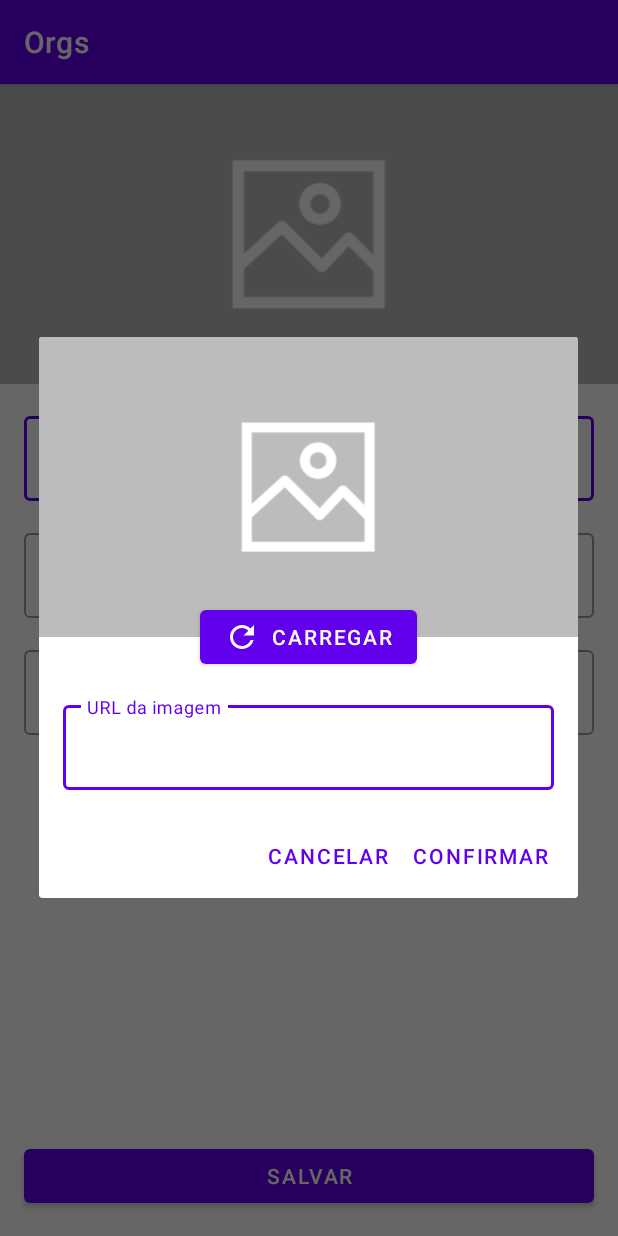
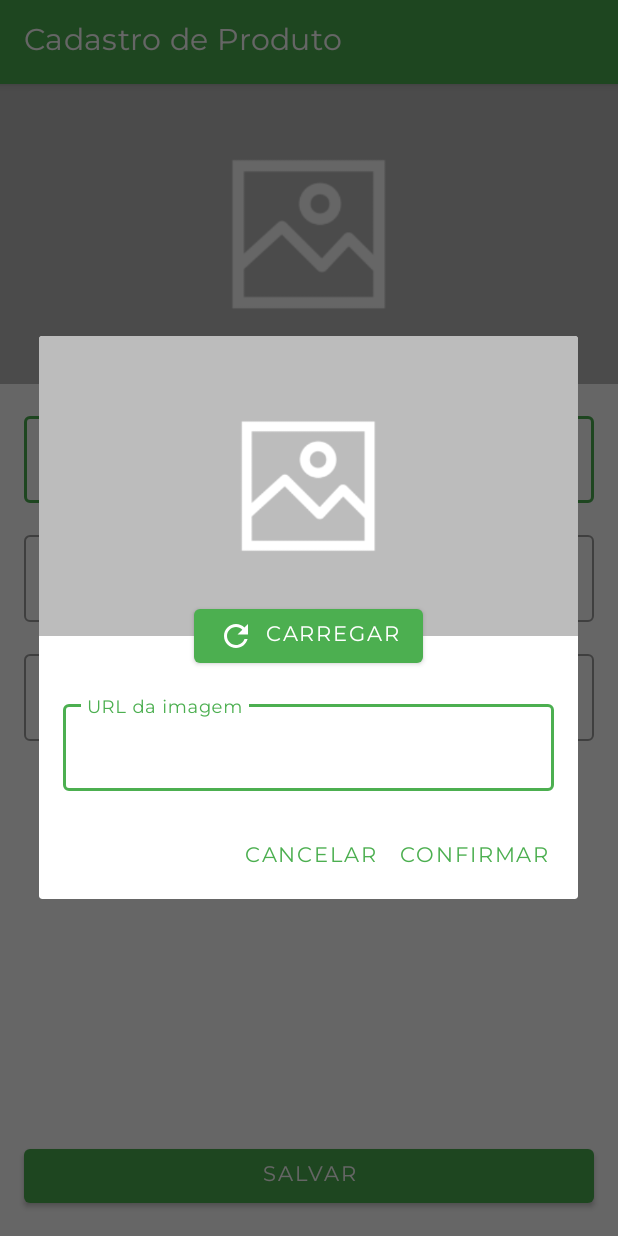
Before and after one commit to JoaoLucasKnight/Android_Fundament, an Android app: the FormProdutosActivity screen opened directly, with no data from a screen before it, after a tap on an icon or button, on a phone screen of 412 x 824 dp. Run offline under Robolectric (Android 15) with nearby library versions, the phone set to English and light mode, and no system bars.

Commit message:
Refatorando e finalizando

```diff
--- a/app/src/main/java/br/com/alura/orgs/dao/ProdutoDAO.kt
+++ b/app/src/main/java/br/com/alura/orgs/dao/ProdutoDAO.kt
@@ -18,7 +18,8 @@ class ProdutoDAO {
             Produto(
                 nome = "Cesta De frutas",
                 descricao = "Laranja, limão e Abacaxi",
-                valor = BigDecimal("14.09")
+                valor = BigDecimal("14.09"),
+                img = "https://images.pexels.com/photos/1132047/pexels-photo-1132047.jpeg"
             )
         )
     }
--- /dev/null
+++ b/app/src/main/java/br/com/alura/orgs/extesions/ImageViewExtensions.kt
@@ -0,0 +1,19 @@
+package br.com.alura.orgs.extesions
+
+import android.widget.ImageView
+import br.com.alura.orgs.R
+import coil.load
+
+fun ImageView.carrega(url: String) {
+    load(url) {
+        placeholder(R.drawable.placeholder)
+        error(R.drawable.erro)
+    }
+}
+
+fun ImageView.carrega(drawableIdRes: Int) {
+    load(drawable) {
+        placeholder(R.drawable.placeholder)
+        error(R.drawable.erro)
+    }
+}
--- a/app/src/main/java/br/com/alura/orgs/ui/activity/FormProdutosActivity.kt
+++ b/app/src/main/java/br/com/alura/orgs/ui/activity/FormProdutosActivity.kt
@@ -7,6 +7,8 @@ import br.com.alura.orgs.R
 import br.com.alura.orgs.dao.ProdutoDAO
 import br.com.alura.orgs.databinding.ActivityFormProdutosBinding
 import br.com.alura.orgs.databinding.FormImagemBinding
+import br.com.alura.orgs.ui.dialog.FormImgDialog
+import br.com.alura.orgs.extesions.carrega
 import br.com.alura.orgs.model.Produto
 import coil.load
 import java.math.BigDecimal
@@ -17,36 +19,23 @@ class FormProdutosActivity : AppCompatActivity(R.layout.activity_form_produtos)
         ActivityFormProdutosBinding.inflate(layoutInflater)
     }
 
-    private var url: String? = null
+    private var url: String = ""
     override fun onCreate(savedInstanceState: Bundle?) {
         super.onCreate(savedInstanceState)
         setContentView(binding.root)
+        title= "Cadastro de Produto"
 
         binding.imgProduto.setOnClickListener{
-            val bindingImg = FormImagemBinding.inflate(layoutInflater)
 
-            bindingImg.FormImgBtt.setOnClickListener{
-                url = bindingImg.FormImgUrl.text.toString()
-                bindingImg.FormImgImg.load(url)
+            FormImgDialog(this).mostra(url) {
+                url = it
+                binding.imgProduto.carrega(it)
             }
-
-            AlertDialog.Builder(this@FormProdutosActivity)
-                .setView(bindingImg.root)
-                .setPositiveButton("Confirmar"){_,_ ->
-                    binding.imgProduto.load(url)
-                }
-                .setNegativeButton("Cancelar"){_,_ ->
-                    binding.imgProduto
-                }
-                .show()
         }
         configBttSalvar()
     }
 
     private fun configBttSalvar() {
-        // Passa a lista no click chama a criaProduto()
-        // salva e volta
-
         val dao = ProdutoDAO()
          binding.bttSalvar.setOnClickListener{
             dao.adicionar(criaProduto())
@@ -58,7 +47,12 @@ class FormProdutosActivity : AppCompatActivity(R.layout.activity_form_produtos)
         val nome = binding.InputTextName.text.toString()
         val desc = binding.InputTextDescricao.text.toString()
         val valorText = binding.InputTextValor.text.toString()
-        val valor = BigDecimal(valorText)
+        val valor = if (valorText.isBlank()){
+            BigDecimal.ZERO
+        }else{
+            BigDecimal(valorText)
+        }
+
         // cria
         return Produto(
             nome = nome,
--- /dev/null
+++ b/app/src/main/java/br/com/alura/orgs/ui/dialog/FormImgDialog.kt
@@ -0,0 +1,39 @@
+package br.com.alura.orgs.ui.dialog
+
+import android.content.Context
+import android.view.LayoutInflater
+import androidx.appcompat.app.AlertDialog
+import br.com.alura.orgs.R
+import br.com.alura.orgs.databinding.FormImagemBinding
+import br.com.alura.orgs.extesions.carrega
+
+class FormImgDialog (private val context: Context) {
+
+    fun mostra(urlPadrao: String = "", quandoConfirma: (url: String) -> Unit) {
+        FormImagemBinding.inflate(LayoutInflater.from(context)).apply {
+            // this = FormImgBindind esta oculto
+            if(urlPadrao.isBlank()) {
+                FormImgImg.carrega(R.drawable.citricas)
+            } else {
+                FormImgImg.carrega(urlPadrao)
+            }
+
+            FormImgBtt.setOnClickListener {
+                val url = FormImgUrl.text.toString()
+                FormImgImg.carrega(url)
+            }
+
+            AlertDialog.Builder(context)
+                .setView(root)
+                .setPositiveButton(
+                    "confirmar"
+                ) { _, _ ->
+                    val url = FormImgUrl.text.toString()
+                    quandoConfirma(url)
+                }
+                .setNegativeButton("cancelar") { _, _ -> }
+                .show()
+        }
+    }
+
+}
--- a/app/src/main/java/br/com/alura/orgs/ui/recyclerview/adpter/ListProdutosAdpater.kt
+++ b/app/src/main/java/br/com/alura/orgs/ui/recyclerview/adpter/ListProdutosAdpater.kt
@@ -40,11 +40,6 @@ class ListProdutosAdpater(
                 .getCurrencyInstance(Locale("pt", "br"))
                 .format(produto.valor)
 
-            val vise = if (produto.img == null){
-                View.VISIBLE
-            }else{
-                View.GONE
-            }
 
             val valor = binding.valor
             valor.text = valorFormatado
--- a/app/src/main/res/values/colors.xml
+++ b/app/src/main/res/values/colors.xml
@@ -8,4 +8,13 @@
     <color name="teal_700">#FF018786</color>
     <color name="black">#FF000000</color>
     <color name="white">#FFFFFFFF</color>
+
+    <color name="primaryColor">#4CAF50</color>
+    <color name="primaryLightColor">#76d275</color>
+    <color name="primaryDarkColor">#00701a</color>
+    <color name="secondaryColor">#43a047</color>
+    <color name="secondaryLightColor">#76d275</color>
+    <color name="secondaryDarkColor">#00701a</color>
+    <color name="primaryTextColor">#ffffff</color>
+    <color name="secondaryTextColor">#ffffff</color>
 </resources>
--- a/app/src/main/res/values/themes.xml
+++ b/app/src/main/res/values/themes.xml
@@ -2,15 +2,24 @@
     <!-- Base application theme. -->
     <style name="Theme.Orgs" parent="Theme.MaterialComponents.DayNight.DarkActionBar">
         <!-- Primary brand color. -->
-        <item name="colorPrimary">@color/purple_500</item>
-        <item name="colorPrimaryVariant">@color/purple_700</item>
+        <item name="colorPrimary">@color/primaryColor</item>
+        <item name="colorPrimaryVariant">@color/primaryDarkColor</item>
         <item name="colorOnPrimary">@color/white</item>
         <!-- Secondary brand color. -->
-        <item name="colorSecondary">@color/teal_200</item>
-        <item name="colorSecondaryVariant">@color/teal_700</item>
+        <item name="colorSecondary">@color/secondaryColor</item>
+        <item name="colorSecondaryVariant">@color/secondaryDarkColor</item>
         <item name="colorOnSecondary">@color/black</item>
         <!-- Status bar color. -->
         <item name="android:statusBarColor" tools:targetApi="l">?attr/colorPrimaryVariant</item>
         <!-- Customize your theme here. -->
+
+        <item name="floatingActionButtonStyle">@style/OrgsFab</item>
+
+        <item name="android:fontFamily">@font/montserrat</item>
+        <item name="fontFamily">@font/montserrat</item>
+    </style>
+
+    <style name="OrgsFab" parent="Widget.MaterialComponents.FloatingActionButton">
+        <item name="tint">@color/white</item>
     </style>
 </resources>
```
Also changed, not shown: app/src/main/java/br/com/alura/orgs/ui/activity/ListActivity.kt (+6 -5 lines).
